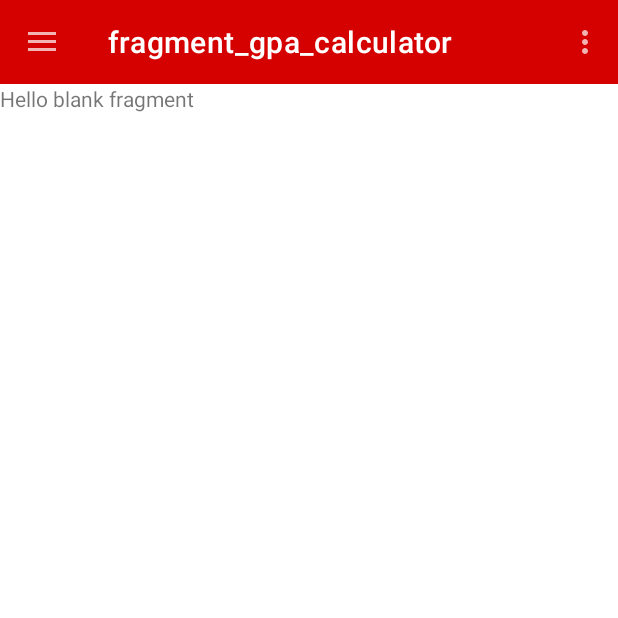
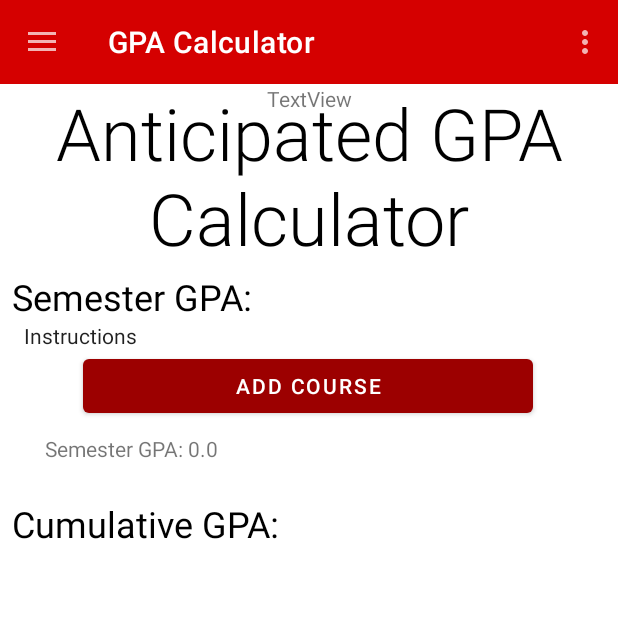
Before and after one commit to arvindavema/AdvisingAndroidApp, an Android app: the screen it shows after launch (MainActivity), in the side drawer, after a tap on "GPA Calculator", on a phone screen of 412 x 824 dp, the top half of it. Run offline under Robolectric (Android 15) with nearby library versions, the phone set to English and light mode, and no system bars; our stand-ins replace navigation-ui.

Commit message:
Mainly worked on gpa calculator ui

```diff
--- a/app/build.gradle
+++ b/app/build.gradle
@@ -49,7 +49,10 @@ dependencies {
     implementation("androidx.viewpager2:viewpager2:1.0.0")
     implementation 'com.google.android.material:material:<version>'
 
+    implementation "androidx.cardview:cardview:1.0.0"
+
     testImplementation 'junit:junit:4.13.2'
     androidTestImplementation 'androidx.test.ext:junit:1.1.3'
     androidTestImplementation 'androidx.test.espresso:espresso-core:3.4.0'
+
 }
--- a/app/src/main/AndroidManifest.xml
+++ b/app/src/main/AndroidManifest.xml
@@ -9,11 +9,7 @@
         android:roundIcon="@mipmap/ic_launcher_round"
         android:supportsRtl="true"
         android:theme="@style/Theme.AdvisingV2">
-        <activity
-            android:name=".UtilitiesActivity"
-            android:exported="false"
-            android:label="@string/title_activity_utilities"
-            android:theme="@style/Theme.AdvisingV2.NoActionBar" />
+
 
         <activity
             android:name=".MainActivity"
--- a/app/src/main/res/layout/app_bar_main.xml
+++ b/app/src/main/res/layout/app_bar_main.xml
@@ -16,7 +16,8 @@
         <androidx.appcompat.widget.Toolbar
             android:id="@+id/toolbar"
             android:layout_width="match_parent"
-            android:layout_height="?attr/actionBarSize"
+            android:layout_height="match_parent"
+            android:visibility="visible"
             app:popupTheme="@style/Theme.AdvisingV2.PopupOverlay" />
 
     </com.google.android.material.appbar.AppBarLayout>
--- a/app/src/main/res/layout/fragment_gpa_calculator.xml
+++ b/app/src/main/res/layout/fragment_gpa_calculator.xml
@@ -1,14 +1,102 @@
 <?xml version="1.0" encoding="utf-8"?>
-<FrameLayout xmlns:android="http://schemas.android.com/apk/res/android"
+<androidx.constraintlayout.widget.ConstraintLayout xmlns:android="http://schemas.android.com/apk/res/android"
+    xmlns:app="http://schemas.android.com/apk/res-auto"
     xmlns:tools="http://schemas.android.com/tools"
+    android:id="@+id/frameLayout"
     android:layout_width="match_parent"
     android:layout_height="match_parent"
+    android:isScrollContainer="true"
+    android:scrollIndicators="left"
     tools:context=".GpaCalculatorFragment">
 
-    <!-- TODO: Update blank fragment layout -->
     <TextView
-        android:layout_width="match_parent"
-        android:layout_height="match_parent"
-        android:text="@string/hello_blank_fragment" />
+        android:id="@+id/calculator_title"
+        android:layout_width="0dp"
+        android:layout_height="wrap_content"
+        android:text="@string/gpa_anticipated_header"
+        android:textAlignment="center"
+        android:textAppearance="@style/TextAppearance.AppCompat.Display4"
+        android:textColor="@color/black"
+        android:textSize="48sp"
+        app:layout_constraintBottom_toBottomOf="parent"
+        app:layout_constraintEnd_toEndOf="parent"
+        app:layout_constraintHorizontal_bias="0.0"
+        app:layout_constraintStart_toStartOf="parent"
+        app:layout_constraintTop_toTopOf="parent"
+        app:layout_constraintVertical_bias="0.0" />
 
-</FrameLayout>
+    <TextView
+        android:id="@+id/textViewSemGpaSubHeader"
+        android:layout_width="0dp"
+        android:layout_height="wrap_content"
+        android:layout_marginHorizontal="8dp"
+        android:layout_marginVertical="4dp"
+        android:text="@string/semester_gpa"
+        android:textAppearance="@style/TextAppearance.AppCompat.Display2"
+        android:textColor="@color/black"
+        android:textSize="24sp"
+        app:layout_constraintEnd_toEndOf="parent"
+        app:layout_constraintHorizontal_bias="0.0"
+        app:layout_constraintStart_toStartOf="parent"
+        app:layout_constraintTop_toBottomOf="@+id/calculator_title" />
+
+    <Button
+        android:id="@+id/buttonAddCourse"
+        android:layout_width="300dp"
+        android:layout_height="wrap_content"
+        android:text="@string/add_course"
+        app:layout_constraintEnd_toEndOf="parent"
+        app:layout_constraintHorizontal_bias="0.495"
+        app:layout_constraintStart_toStartOf="parent"
+        app:layout_constraintTop_toBottomOf="@+id/textViewSemHelp" />
+
+    <TextView
+        android:id="@+id/textViewSemGPAOutput"
+        android:layout_width="0dp"
+        android:layout_height="wrap_content"
+        android:layout_marginHorizontal="30dp"
+        android:layout_marginVertical="8dp"
+        android:text="@string/semester_gpa_0_0"
+        app:layout_constraintEnd_toEndOf="parent"
+        app:layout_constraintStart_toStartOf="parent"
+        app:layout_constraintTop_toBottomOf="@+id/buttonAddCourse" />
+
+    <TextView
+        android:id="@+id/cum_gpa_title"
+        android:layout_width="0dp"
+        android:layout_height="wrap_content"
+        android:layout_marginHorizontal="8dp"
+        android:layout_marginTop="24dp"
+        android:text="@string/cumulative_gpa"
+        android:textAlignment="viewStart"
+        android:textAppearance="@style/TextAppearance.AppCompat.Display3"
+        android:textColor="@color/black"
+        android:textSize="24sp"
+        app:layout_constraintEnd_toEndOf="parent"
+        app:layout_constraintStart_toStartOf="parent"
+        app:layout_constraintTop_toBottomOf="@+id/textViewSemGPAOutput" />
+
+    <TextView
+        android:id="@+id/textViewSemHelp"
+        android:layout_width="0dp"
+        android:layout_height="wrap_content"
+        android:layout_marginHorizontal="16dp"
+        android:lineSpacingExtra="8sp"
+        android:text="Instructions"
+        android:textAlignment="viewStart"
+        android:textAppearance="@style/TextAppearance.AppCompat.Body1"
+        android:textSize="14sp"
+        app:layout_constraintEnd_toEndOf="parent"
+        app:layout_constraintStart_toStartOf="parent"
+        app:layout_constraintTop_toBottomOf="@+id/textViewSemGpaSubHeader" />
+
+    <TextView
+        android:id="@+id/textView12"
+        android:layout_width="wrap_content"
+        android:layout_height="wrap_content"
+        android:text="TextView"
+        app:layout_constraintEnd_toEndOf="parent"
+        app:layout_constraintStart_toStartOf="parent"
+        tools:layout_editor_absoluteY="403dp" />
+
+</androidx.constraintlayout.widget.ConstraintLayout>
--- a/app/src/main/res/menu/activity_main_drawer.xml
+++ b/app/src/main/res/menu/activity_main_drawer.xml
@@ -8,7 +8,6 @@
             android:id="@+id/welcomeFragment"
             android:icon="@drawable/ic_menu_gallery"
             android:title="@string/menu_resources" />
-
 
         <item
             android:id="@+id/advisingCalendar"
--- a/app/src/main/res/navigation/mobile_navigation.xml
+++ b/app/src/main/res/navigation/mobile_navigation.xml
@@ -8,32 +8,32 @@
     <fragment
         android:id="@+id/advisingCalendar"
         android:name="com.example.advisingv2.CalendarFragment"
-        android:label="advisingCalendar"
+        android:label="Advising Calendar"
         tools:layout="@layout/fragment_calendar" />
     <fragment
         android:id="@+id/contactFragment"
         android:name="com.example.advisingv2.ContactFragment"
-        android:label="contact"
+        android:label="Contact Us"
         tools:layout="@layout/fragment_contact" />
     <fragment
         android:id="@+id/welcomeFragment"
         android:name="com.example.advisingv2.WelcomeFragment"
-        android:label="welcome"
+        android:label="Home"
         tools:layout="@layout/fragment_welcome" />
     <fragment
         android:id="@+id/courseRequestFragment"
         android:name="com.example.advisingv2.CourseRequestFragment"
-        android:label="fragment_course_request"
+        android:label="Course Request Form"
         tools:layout="@layout/fragment_course_request" />
     <fragment
         android:id="@+id/gpaCalculatorFragment"
         android:name="com.example.advisingv2.GpaCalculatorFragment"
-        android:label="fragment_gpa_calculator"
+        android:label="GPA Calculator"
         tools:layout="@layout/fragment_gpa_calculator" />
     <fragment
         android:id="@+id/fouryearplanFragment"
         android:name="com.example.advisingv2.FouryearplanFragment"
-        android:label="fragment_fouryearplan"
+        android:label="4 Year Plan"
         tools:layout="@layout/fragment_fouryearplan" />
 
 </navigation>
--- a/app/src/main/res/values/strings.xml
+++ b/app/src/main/res/values/strings.xml
@@ -33,4 +33,12 @@
     <string name="head_title">Heads of Staff</string>
     <string name="peers_title">Undergraduate Peer Advising Team</string>
 
+
+    <string name="gpa_anticipated_header">Anticipated GPA Calculator</string>
+    <string name="semester_gpa">Semester GPA:</string>
+    <string name="cumulative_gpa">Cumulative GPA:</string>
+    <string name="gpa_semester_help">To calculate your anticipated semester GPA:\n\t1. Press the "Add Course" Button to add a course to the calculator\n\t2. Enter the course name, number of credits, and grade.\n\t3. Press the ENTER button to add this course\n\t4. Repeat steps 1 through 3 for each course you are attempting</string>
+    <string name="gpa_cumulative_help">To calculate your cumulative GPA:\n\t1. Enter your cumulative attempted credits (1–999)\n\t2. Enter your cumulative GPA between 0.0 and 4.0 </string>
+    <string name="add_course">Add Course</string>
+    <string name="semester_gpa_0_0">Semester GPA: 0.0</string>
 </resources>
```
